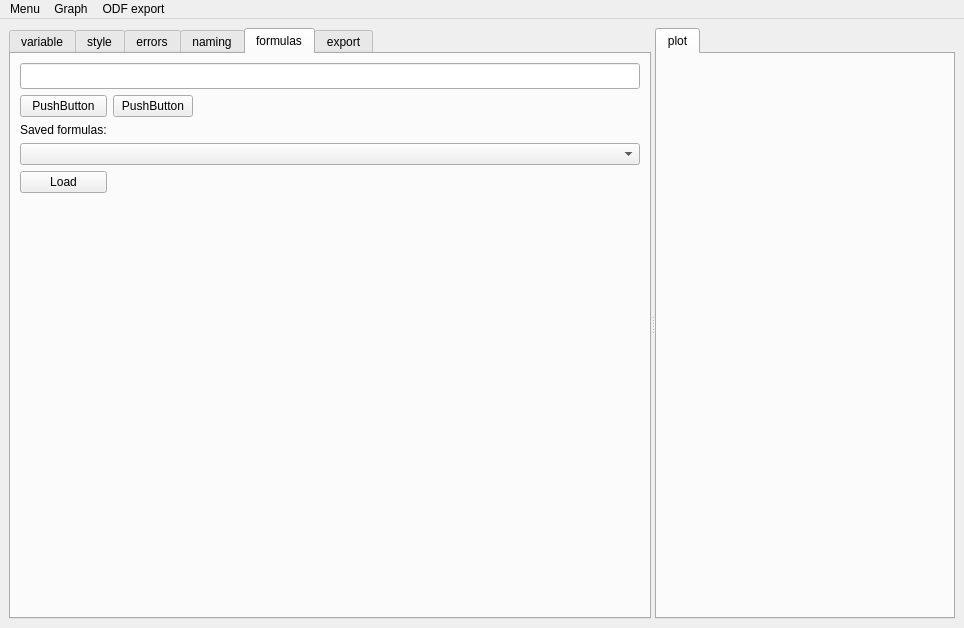
Old version of the form mainwindow.ui in the repository VariPor/laboratory_work_handler.
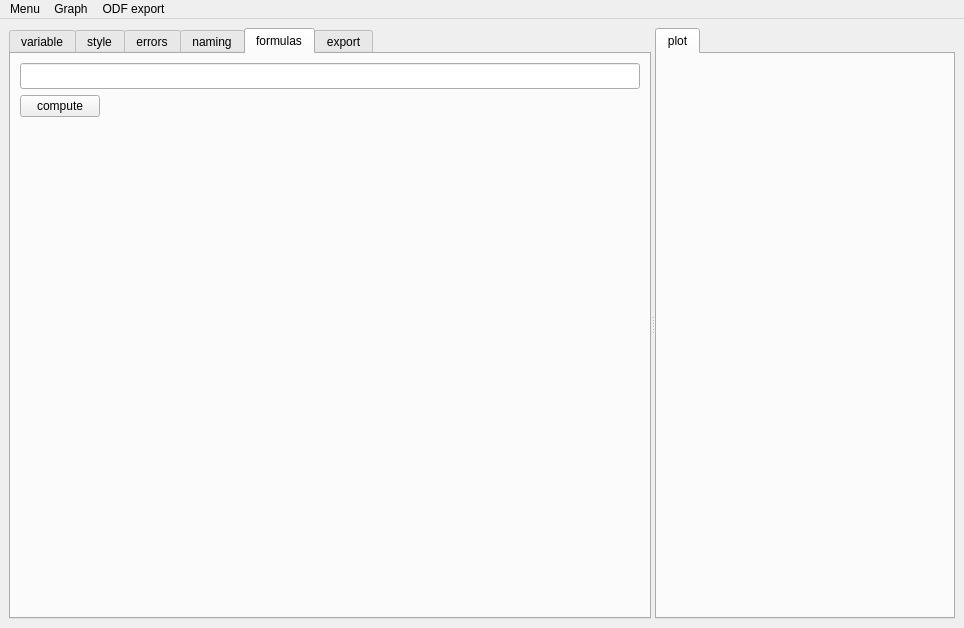
New version of the form. The open tabs and pages were chosen to show the change. Custom widgets are drawn as their Qt base class.

```diff
--- a/mainwindow.ui
+++ b/mainwindow.ui
@@ -138,7 +138,7 @@
          <string>formulas</string>
         </attribute>
         <layout class="QGridLayout" name="gridLayout_5">
-         <item row="5" column="0">
+         <item row="2" column="0">
           <spacer name="verticalSpacer_2">
            <property name="orientation">
             <enum>Qt::Vertical</enum>
@@ -151,36 +151,7 @@
            </property>
           </spacer>
          </item>
-         <item row="2" column="0">
-          <widget class="QLabel" name="label_3">
-           <property name="text">
-            <string>Saved formulas:</string>
-           </property>
-          </widget>
-         </item>
-         <item row="3" column="0" colspan="3">
-          <widget class="QComboBox" name="comboBox_3">
-           <property name="enabled">
-            <bool>true</bool>
-           </property>
-           <property name="editable">
-            <bool>false</bool>
-           </property>
-           <item>
-            <property name="text">
-             <string/>
-            </property>
-           </item>
-          </widget>
-         </item>
-         <item row="1" column="0">
-          <widget class="QPushButton" name="pushButton_5">
-           <property name="text">
-            <string>PushButton</string>
-           </property>
-          </widget>
-         </item>
-         <item row="0" column="0" colspan="3">
+         <item row="0" column="0" colspan="2">
           <widget class="QLineEdit" name="lineEdit">
            <property name="minimumSize">
             <size>
@@ -195,14 +166,7 @@
            </property>
           </widget>
          </item>
-         <item row="4" column="0">
-          <widget class="QPushButton" name="pushButton_6">
-           <property name="text">
-            <string>Load</string>
-           </property>
-          </widget>
-         </item>
-         <item row="1" column="2">
+         <item row="1" column="1">
           <spacer name="horizontalSpacer">
            <property name="orientation">
             <enum>Qt::Horizontal</enum>
@@ -215,10 +179,10 @@
            </property>
           </spacer>
          </item>
-         <item row="1" column="1">
-          <widget class="QPushButton" name="pushButton_7">
+         <item row="1" column="0">
+          <widget class="QPushButton" name="calc">
            <property name="text">
-            <string>PushButton</string>
+            <string>compute</string>
            </property>
           </widget>
          </item>
```
Left out of the diff: 45 changed lines with no effect on the pictures.
